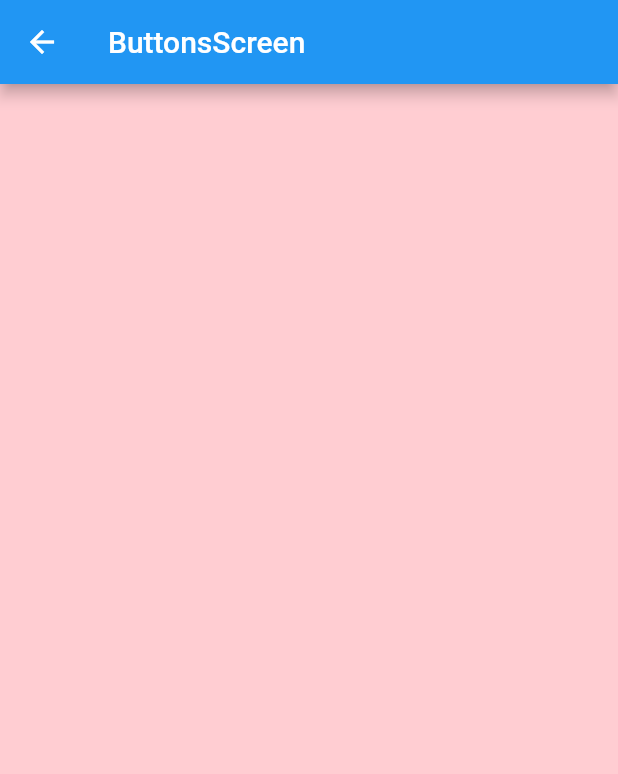
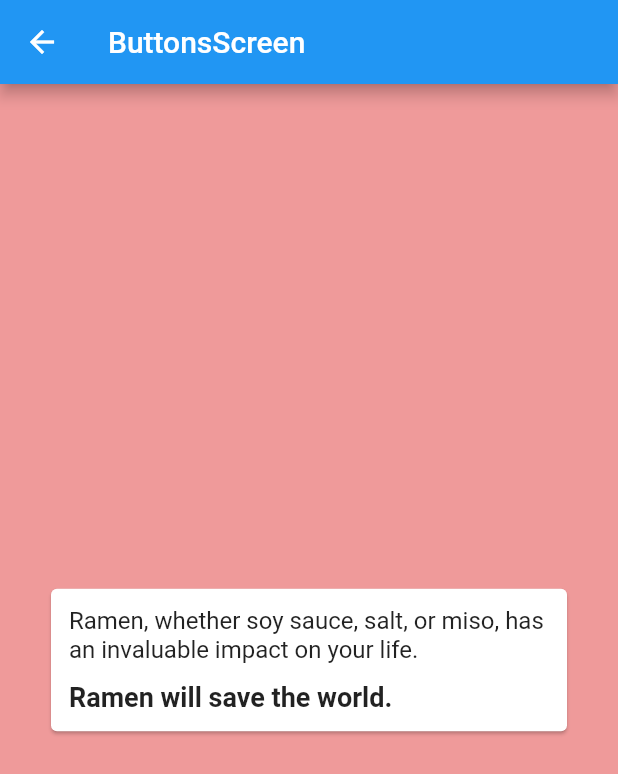
Before and after one commit to ramen2020/flutter_cheat, a Flutter app: the CardScreen screen opened directly, on a phone screen of 412 x 824 dp. Shown: the top 774 px of the screen. Run offline on Flutter 3.47's test engine with Material 2 defaults, Android fonts, the phone set to English and light mode, and no system bars.

Commit message:
add card

```diff
--- a/lib/screen/card/card_screen.dart
+++ b/lib/screen/card/card_screen.dart
@@ -6,21 +6,33 @@ class CardScreen extends StatelessWidget {
     return Scaffold(
         appBar: AppBar(title: Text('ButtonsScreen')),
         body: Container(
-            color: Colors.red[100],
+            padding: EdgeInsets.all(30),
+            color: Colors.red[200],
             alignment: Alignment.center,
             child: Column(
                 crossAxisAlignment: CrossAxisAlignment.center,
                 mainAxisAlignment: MainAxisAlignment.center,
                 children: <Widget>[
-                  Container(
-                      color: Colors.red,
-                      alignment: Alignment.center,
+                  Card(
+                    child: Container(
+                      padding: EdgeInsets.all(12),
                       child: Column(
-                          crossAxisAlignment: CrossAxisAlignment.center,
-                          mainAxisAlignment: MainAxisAlignment.center,
-                          children: <Widget>[
-
-                          ]))
+                        crossAxisAlignment: CrossAxisAlignment.start,
+                        children: [
+                          Text(
+                            'Ramen, whether soy sauce, salt, or miso, has an invaluable impact on your life.',
+                            style: TextStyle(fontSize: 16),
+                          ),
+                          const SizedBox(height: 12),
+                          Text(
+                            'Ramen will save the world.',
+                            style: TextStyle(
+                                fontSize: 18, fontWeight: FontWeight.bold),
+                          ),
+                        ],
+                      ),
+                    ),
+                  )
                 ])));
   }
 }
--- a/lib/screen/page2_screen.dart
+++ b/lib/screen/page2_screen.dart
@@ -1,5 +1,6 @@
 import 'package:flutter/material.dart';
 import './button/buttons_screen.dart';
+import './card/card_screen.dart';
 import './checkbox/check_box_screen.dart';
 import './grid/grid_screen.dart';
 import './list/list_screen.dart';
@@ -31,6 +32,19 @@ class Page2 extends StatelessWidget {
                         context,
                         MaterialPageRoute(
                           builder: (context) => const ButtonsScreen(),
+                        ));
+                  }),
+
+              ElevatedButton(
+                  style: ElevatedButton.styleFrom(
+                    primary: Colors.black87,
+                  ),
+                  child: Text('card_screen'),
+                  onPressed: () {
+                    Navigator.push<void>(
+                        context,
+                        MaterialPageRoute(
+                          builder: (context) => CardScreen(),
                         ));
                   }),
 
```
